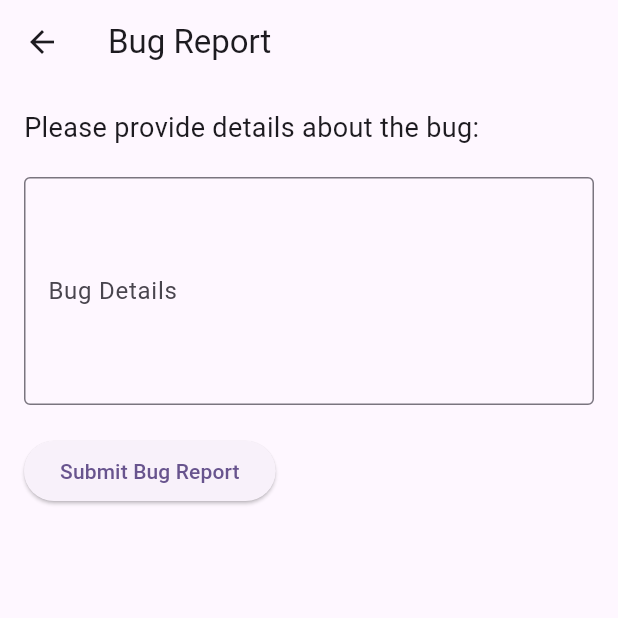
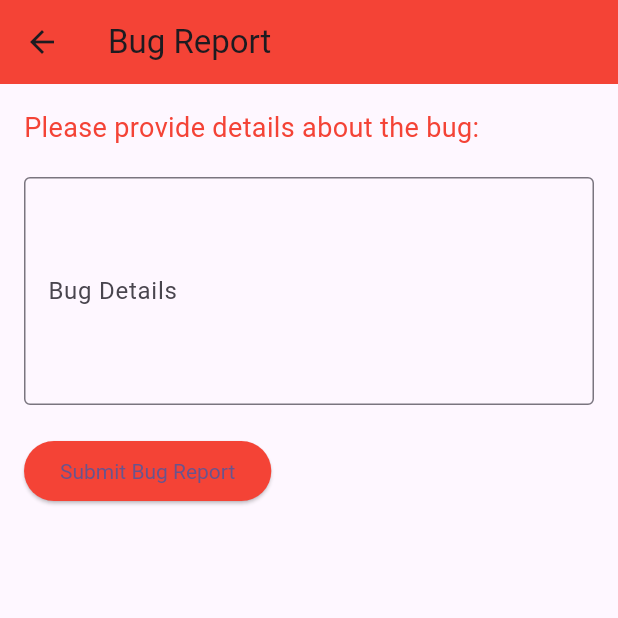
Before and after one commit to vakdim3/object_rec, a Flutter app: the BugReportPage screen opened by its route, on a phone screen of 412 x 824 dp, the top half of it. Run offline on Flutter 3.47's test engine with Material 2 defaults, Android fonts, the phone set to English and light mode, and no system bars; our stand-ins replace camera, flutter_translate, get, permission_handler; missing offline and left inert: flutter_tflite, translator; network calls fail; project files that could hold a hidden picture were left out.

Commit message:
add some style for report

```diff
--- a/lib/drawer_slides/Report bugs.dart
+++ b/lib/drawer_slides/Report bugs.dart
@@ -1,5 +1,4 @@
 import 'package:flutter/material.dart';
-
 
 class BugReportPage extends StatefulWidget {
   @override
@@ -14,6 +13,7 @@ class _BugReportPageState extends State<BugReportPage> {
     return Scaffold(
       appBar: AppBar(
         title: Text('Bug Report'),
+        backgroundColor: Colors.red, // Set app bar color to red
       ),
       body: Padding(
         padding: const EdgeInsets.all(16.0),
@@ -22,12 +22,13 @@ class _BugReportPageState extends State<BugReportPage> {
           children: <Widget>[
             Text(
               'Please provide details about the bug:',
-              style: TextStyle(fontSize: 18),
+              style: TextStyle(fontSize: 18, color: Colors.red), // Set text color to red
             ),
             SizedBox(height: 20),
             TextFormField(
               controller: _bugDetailsController,
               maxLines: 5,
+              style: TextStyle(color: Colors.black), // Set text color to black
               decoration: InputDecoration(
                 labelText: 'Bug Details',
                 border: OutlineInputBorder(),
@@ -38,6 +39,10 @@ class _BugReportPageState extends State<BugReportPage> {
               onPressed: () {
                 _submitBugReport();
               },
+              style: ElevatedButton.styleFrom(
+                primary: Colors.red, // Set button color to red
+                textStyle: TextStyle(color: Colors.white), // Set text color to white
+              ),
               child: Text('Submit Bug Report'),
             ),
           ],
@@ -50,6 +55,11 @@ class _BugReportPageState extends State<BugReportPage> {
     String bugDetails = _bugDetailsController.text;
 
     print('Bug Details: $bugDetails');
-
   }
 }
+
+void main() {
+  runApp(MaterialApp(
+    home: BugReportPage(),
+  ));
+}
--- a/lib/main/camera_view.dart
+++ b/lib/main/camera_view.dart
@@ -48,7 +48,7 @@ class _CameraViewState extends State<CameraView> {
           Row(
             children: [
               IconButton(
-                icon: const Icon(Icons.elevator),
+                icon: const Icon(Icons.book),
                 onPressed: (){
                Navigator.pushNamed(context, '/elevator');
                 },
```
Also changed, not shown: 5 other files.
